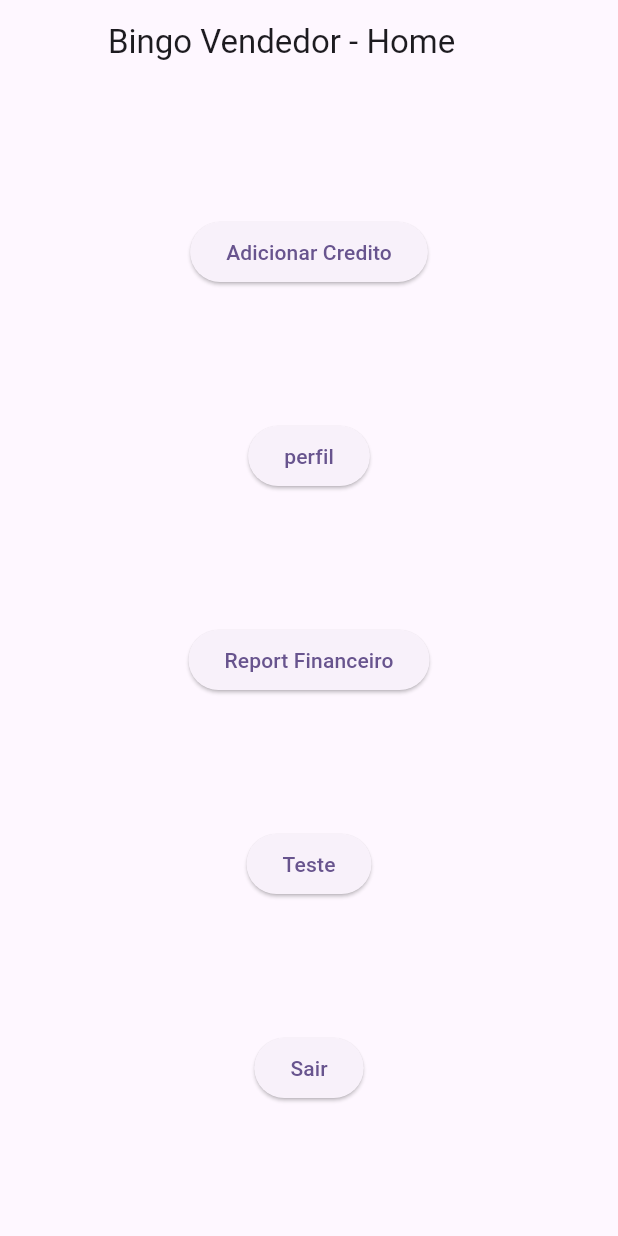
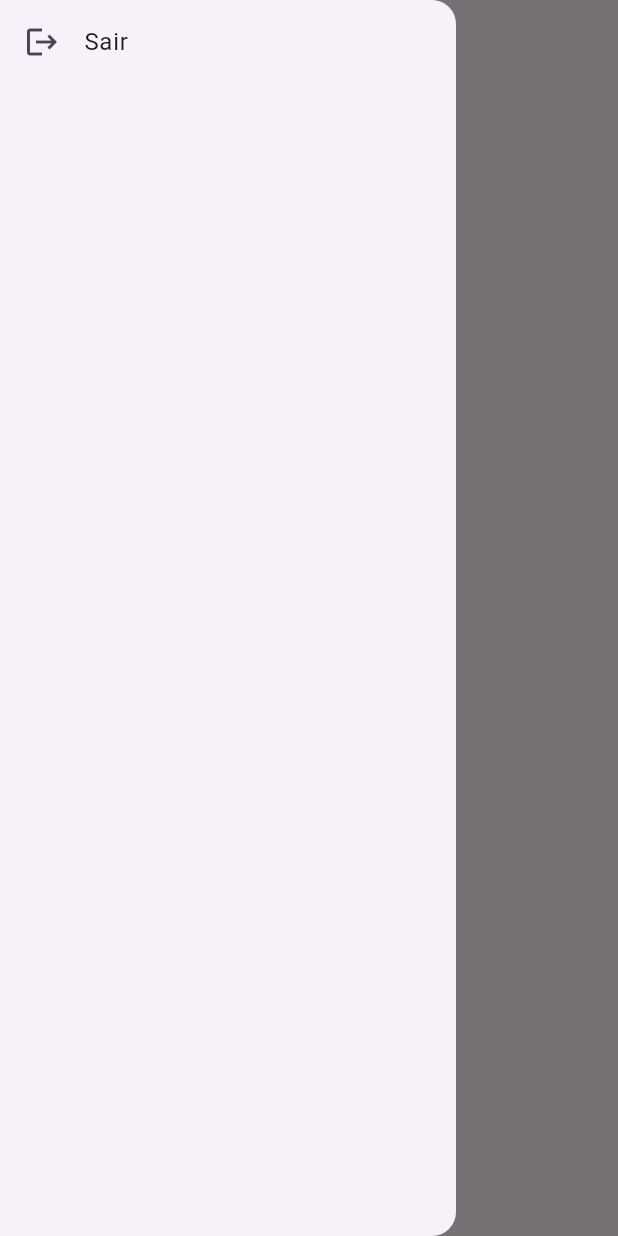
Before and after one commit to slackwarecps/flutter_bingo_app_vendedor, a Flutter app: the HomeScreen screen opened by its route, with the side drawer open (before the commit the screen has no drawer), on a phone screen of 412 x 824 dp. Run offline on Flutter 3.47's test engine with Material 3 defaults, Android fonts, the phone set to English and light mode, and no system bars; our stand-ins replace logger, shared_preferences; missing offline and left inert: dart:ffi, http_interceptor; accounts and stored records are empty; statements that could not run were skipped.

Commit message:
feat: Atualizar tela inicial com botões e adicionar funcionalidade de logout

```diff
--- a/lib/telas/home_screen.dart
+++ b/lib/telas/home_screen.dart
@@ -6,6 +6,7 @@ import 'package:bingo_app_vendedor/telas/login_screen.dart';
 import 'package:bingo_app_vendedor/telas/perfil/perfil_screen.dart';
 import 'package:bingo_app_vendedor/telas/financeiro/report_financeiro_filtro_screen.dart';
 import 'package:flutter/material.dart';
+import 'package:shared_preferences/shared_preferences.dart';
 
 class HomeScreen extends StatefulWidget {
   const HomeScreen({Key? key}) : super(key: key);
@@ -28,7 +29,6 @@ class _HomeScreenState extends State<HomeScreen> {
   Widget build(BuildContext context) {
     return Scaffold(
       appBar: AppBar(
-          leading: Container(),
         title: Text('Bingo Vendedor - Home'),
       ),
       body: Center(
@@ -44,8 +44,7 @@ class _HomeScreenState extends State<HomeScreen> {
                   Navigator.push(
                     context,
                     MaterialPageRoute(
-                        builder: (contextNew) =>
-                            CreditoIdentificaClienteScreen(),
+                      builder: (contextNew) => CreditoIdentificaClienteScreen(),
                     ),
                   );
                 },
@@ -82,18 +81,23 @@ class _HomeScreenState extends State<HomeScreen> {
                 child: Text('Teste'),
               ),
             ),
-              Container(
-                child: ElevatedButton(
-                  onPressed: () {
-                    print('clicou em Sair');
-                    onButtonSairClicked(context);
-                  },
-                  child: Text('Sair'),
+          ],
         ),
       ),
+      drawer: Drawer(
+        child: ListView(
+          children: [
+            ListTile(
+              leading: const Icon(Icons.logout),
+              title: const Text("Sair"),
+              onTap: () {
+                logout();
+              },
+            )
           ],
         ),
-        ));
+      ),
+    );
   }
 
   void onButtonSairClicked(BuildContext context) {
@@ -122,4 +126,14 @@ class _HomeScreenState extends State<HomeScreen> {
 
     Navigator.pushNamed(context, 'perfil', arguments: meuMapa);
   }
+
+  void logout() {
+    print('logout');
+
+    SharedPreferences.getInstance().then((prefs) {
+      prefs.clear();
+      print('prefs apagado!!');
+      Navigator.of(context).pushReplacementNamed('login');
+    });
   }
+}
```
Also changed, not shown: lib/telas/commons/exception_dialog.dart (added). Lines whose indentation alone changed are shown as unchanged.
